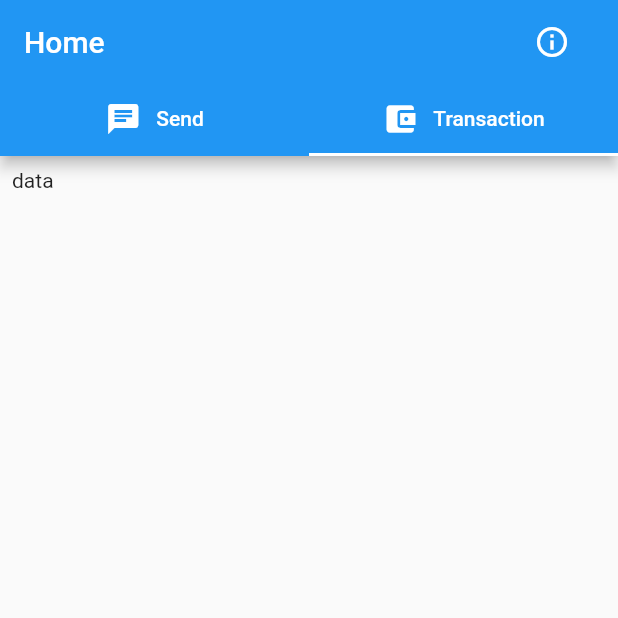
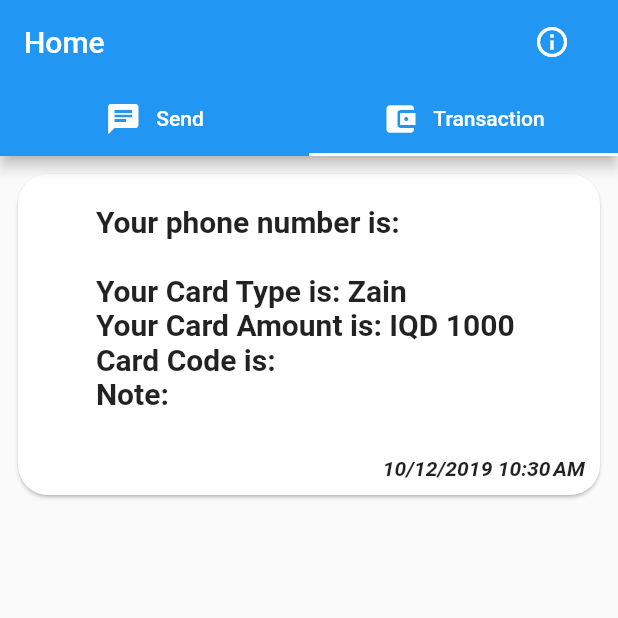
Before and after one commit to ahmedqais6/giftcard_sender, a Flutter app: the screen it shows after launch, tab 2 chosen, on a phone screen of 412 x 824 dp, the top half of it. Run offline on Flutter 3.47's test engine with Material 2 defaults, Android fonts, the phone set to English and light mode, and no system bars; missing offline and left inert: contact_picker, flutter_launch.

Commit message:
adding transaction page with details

```diff
--- a/lang/ar.json
+++ b/lang/ar.json
@@ -4,6 +4,7 @@
   "app_info": "معلومات التطبيق",
   "app_info_body": "تم صناعة هذا التطبيق بواسطة الفلاتر\nأصدار 1.0.0",
   "back": "رجوع",
+  "your_phone_number": "رقم هاتفك هو:",
   "enter_phone_number": "ادخل رقم الهاتف",
   "enter_card_code": "ادخل كود البطاقة",
   "add_note_optional": "اضافة ملاحظة (أختياري)",
--- a/lang/en.json
+++ b/lang/en.json
@@ -4,6 +4,7 @@
   "app_info": "App Info",
   "app_info_body": "This app is made by Flutter\nVersion 1.0.0",
   "back": "Back",
+  "your_phone_number": "Your phone number is:",
   "enter_phone_number": "Enter Phone Number",
   "enter_card_code": "Enter Card Code",
   "add_note_optional": "Add Note (Optional)",
--- a/lib/home.dart
+++ b/lib/home.dart
@@ -3,7 +3,8 @@ import 'package:flutter/material.dart';
 import 'package:url_launcher/url_launcher.dart';
 import 'package:flutter_launch/flutter_launch.dart';
 import 'package:contact_picker/contact_picker.dart';
-import 'package:flutter_html_view/flutter_html_view.dart';
+import 'package:intl/intl.dart';
+// import 'package:flutter_html_view/flutter_html_view.dart';
 
 class Home extends StatefulWidget {
   @override
@@ -25,14 +26,13 @@ class _HomeState extends State<Home> with SingleTickerProviderStateMixin {
   List<String> amountList = ['IQD 1000', 'IQD 2000', 'IQD 3000', 'IQD 4000'];
   List<String> messageType = ['Regular', 'Specific'];
   final ContactPicker _contactPickerBusinessLogin = new ContactPicker();
+  TabController _tabController;
 
   @override
   initState() {
     _tabController = TabController(length: 2, vsync: this);
     super.initState();
   }
-
-  TabController _tabController;
 
   void whatsAppOpen() async {
     await FlutterLaunch.launchWathsApp(
@@ -74,6 +74,13 @@ class _HomeState extends State<Home> with SingleTickerProviderStateMixin {
     }
   }
 
+//   getDate() {
+//   var now = new DateTime.now();
+//   var formatter = new DateFormat('yyyy-MM-dd');
+//   String formatted = formatter.format(now);
+//   print(formatted);
+// }
+
   @override
   Widget build(BuildContext context) {
     return Scaffold(
@@ -95,7 +102,7 @@ class _HomeState extends State<Home> with SingleTickerProviderStateMixin {
               ),
             ),
             Tab(
-             child: Row(
+              child: Row(
                 mainAxisAlignment: MainAxisAlignment.center,
                 children: <Widget>[
                   Icon(Icons.account_balance_wallet),
@@ -216,7 +223,8 @@ class _HomeState extends State<Home> with SingleTickerProviderStateMixin {
                           suffixText: AppLocalizations.of(context)
                               .translate('choose_contact'),
                           suffixIcon: Padding(
-                            padding: const EdgeInsetsDirectional.only(end: 12.0),
+                            padding:
+                                const EdgeInsetsDirectional.only(end: 12.0),
 
                             child: IconButton(
                               icon: Icon(Icons.contacts),
@@ -250,7 +258,8 @@ class _HomeState extends State<Home> with SingleTickerProviderStateMixin {
                           suffixText:
                               AppLocalizations.of(context).translate('clear'),
                           suffixIcon: Padding(
-                            padding: const EdgeInsetsDirectional.only(end: 12.0),
+                            padding:
+                                const EdgeInsetsDirectional.only(end: 12.0),
 
                             child: IconButton(
                               icon: Icon(Icons.cancel),
@@ -282,7 +291,8 @@ class _HomeState extends State<Home> with SingleTickerProviderStateMixin {
                           suffixText:
                               AppLocalizations.of(context).translate('clear'),
                           suffixIcon: Padding(
-                            padding: const EdgeInsetsDirectional.only(end: 12.0),
+                            padding:
+                                const EdgeInsetsDirectional.only(end: 12.0),
 
                             child: IconButton(
                               icon: Icon(Icons.cancel),
@@ -315,8 +325,8 @@ class _HomeState extends State<Home> with SingleTickerProviderStateMixin {
                           cardType = newValue;
                         });
                       },
-                      items:
-                          cardList.map<DropdownMenuItem<String>>((String value) {
+                      items: cardList
+                          .map<DropdownMenuItem<String>>((String value) {
                         return DropdownMenuItem<String>(
                           value: value,
                           child: Text(value),
@@ -420,7 +430,8 @@ class _HomeState extends State<Home> with SingleTickerProviderStateMixin {
                                   child: Text(
                                     AppLocalizations.of(context)
                                         .translate('email_button'),
-                                    style: TextStyle(fontWeight: FontWeight.bold),
+                                    style:
+                                        TextStyle(fontWeight: FontWeight.bold),
                                   ),
                                 ),
                                 content: Column(
@@ -435,16 +446,16 @@ class _HomeState extends State<Home> with SingleTickerProviderStateMixin {
                                               Radius.circular(14.0),
                                             ),
                                           ),
-                                          labelText: AppLocalizations.of(context)
-                                              .translate('mailto'),
+                                          labelText:
+                                              AppLocalizations.of(context)
+                                                  .translate('mailto'),
                                           hintText: "email@email.com",
 
                                           //suffixText: "Clear",
 
                                           suffixIcon: Padding(
-                                            padding:
-                                                const EdgeInsetsDirectional.only(
-                                                    end: 12.0),
+                                            padding: const EdgeInsetsDirectional
+                                                .only(end: 12.0),
 
                                             child: IconButton(
                                               icon: Icon(Icons.cancel),
@@ -518,14 +529,15 @@ class _HomeState extends State<Home> with SingleTickerProviderStateMixin {
                                             color: Colors.red,
                                             child: Text(
                                               AppLocalizations.of(context)
-                                                  .translate('send_email_button'),
+                                                  .translate(
+                                                      'send_email_button'),
                                               style: TextStyle(
                                                   color: Colors.purple,
                                                   fontWeight: FontWeight.w900,
                                                   fontSize: 15),
                                             ),
-                                            borderSide:
-                                                BorderSide(color: Colors.purple),
+                                            borderSide: BorderSide(
+                                                color: Colors.purple),
                                             shape: StadiumBorder()),
                                       ],
                                     )
@@ -535,7 +547,8 @@ class _HomeState extends State<Home> with SingleTickerProviderStateMixin {
                             }),
                         color: Colors.red,
                         child: Text(
-                          AppLocalizations.of(context).translate('email_button'),
+                          AppLocalizations.of(context)
+                              .translate('email_button'),
                           style: TextStyle(
                               color: Colors.purple,
                               fontWeight: FontWeight.w900,
@@ -555,7 +568,8 @@ class _HomeState extends State<Home> with SingleTickerProviderStateMixin {
                                 builder: (BuildContext context) {
                                   return AlertDialog(
                                     shape: RoundedRectangleBorder(
-                                        borderRadius: BorderRadius.circular(20)),
+                                        borderRadius:
+                                            BorderRadius.circular(20)),
                                     title: Center(
                                       child: Text(
                                         AppLocalizations.of(context)
@@ -568,8 +582,9 @@ class _HomeState extends State<Home> with SingleTickerProviderStateMixin {
                                       mainAxisSize: MainAxisSize.min,
                                       children: <Widget>[
                                         Text(
-                                          AppLocalizations.of(context).translate(
-                                              'phone_number_field_empty'),
+                                          AppLocalizations.of(context)
+                                              .translate(
+                                                  'phone_number_field_empty'),
                                           style: TextStyle(fontSize: 18),
                                         ),
                                         SizedBox(
@@ -603,7 +618,8 @@ class _HomeState extends State<Home> with SingleTickerProviderStateMixin {
                                 builder: (BuildContext context) {
                                   return AlertDialog(
                                     shape: RoundedRectangleBorder(
-                                        borderRadius: BorderRadius.circular(20)),
+                                        borderRadius:
+                                            BorderRadius.circular(20)),
                                     title: Center(
                                       child: Text(
                                         AppLocalizations.of(context)
@@ -616,8 +632,9 @@ class _HomeState extends State<Home> with SingleTickerProviderStateMixin {
                                       mainAxisSize: MainAxisSize.min,
                                       children: <Widget>[
                                         Text(
-                                          AppLocalizations.of(context).translate(
-                                              'card_number_field_empty'),
+                                          AppLocalizations.of(context)
+                                              .translate(
+                                                  'card_number_field_empty'),
                                           style: TextStyle(fontSize: 18),
                                         ),
                                         SizedBox(
@@ -682,7 +699,50 @@ class _HomeState extends State<Home> with SingleTickerProviderStateMixin {
               ],
             ),
             ListView(
-              children: <Widget>[Text("data")],
+              children: <Widget>[
+                Card(
+                  shape: RoundedRectangleBorder(
+                      borderRadius: BorderRadius.circular(20)),
+                  child: Column(
+                    mainAxisAlignment: MainAxisAlignment.center,
+                    children: <Widget>[
+                      Padding(
+                        padding: const EdgeInsets.all(20.0),
+                        child: Text(
+                          "${AppLocalizations.of(context).translate('your_phone_number')}"
+                          " ${phoneNumberController.text}\n\n"
+                          "${AppLocalizations.of(context).translate('your_card_type')}"
+                          " $cardType \n"
+                          "${AppLocalizations.of(context).translate('your_card_amount')}"
+                          " $cardAmount \n"
+                          "${AppLocalizations.of(context).translate('card_code')}"
+                          " ${cardCodeController.text} \n"
+                          "${AppLocalizations.of(context).translate('note')}"
+                          " ${noteController.text}",
+                          style: TextStyle(
+                              fontSize: 20, fontWeight: FontWeight.bold),
+                          textAlign: TextAlign.left,
+                        ),
+                      ),
+                      Padding(
+                        padding: const EdgeInsets.all(10.0),
+                        child: Row(
+                          mainAxisAlignment: MainAxisAlignment.end,
+                          children: <Widget>[
+                            Text(
+                              DateFormat.yMd().add_jm().format(DateTime.now()),
+                              style: TextStyle(
+                                fontWeight: FontWeight.bold,
+                                fontStyle: FontStyle.italic,
+                              ),
+                            ),
+                          ],
+                        ),
+                      ),
+                    ],
+                  ),
+                )
+              ],
             )
           ],
           controller: _tabController,
```
